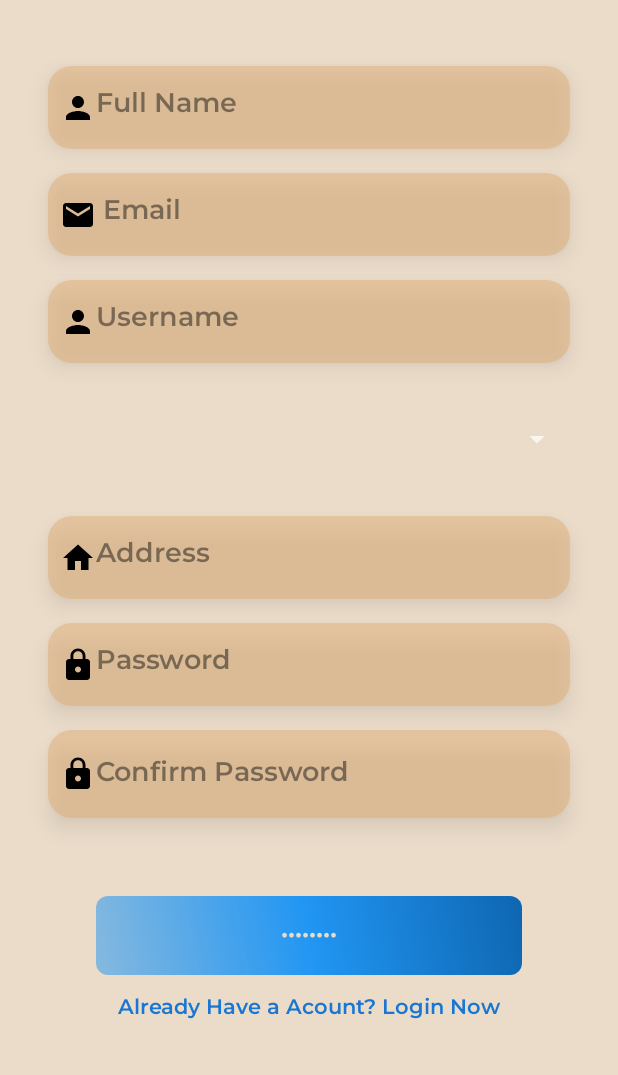
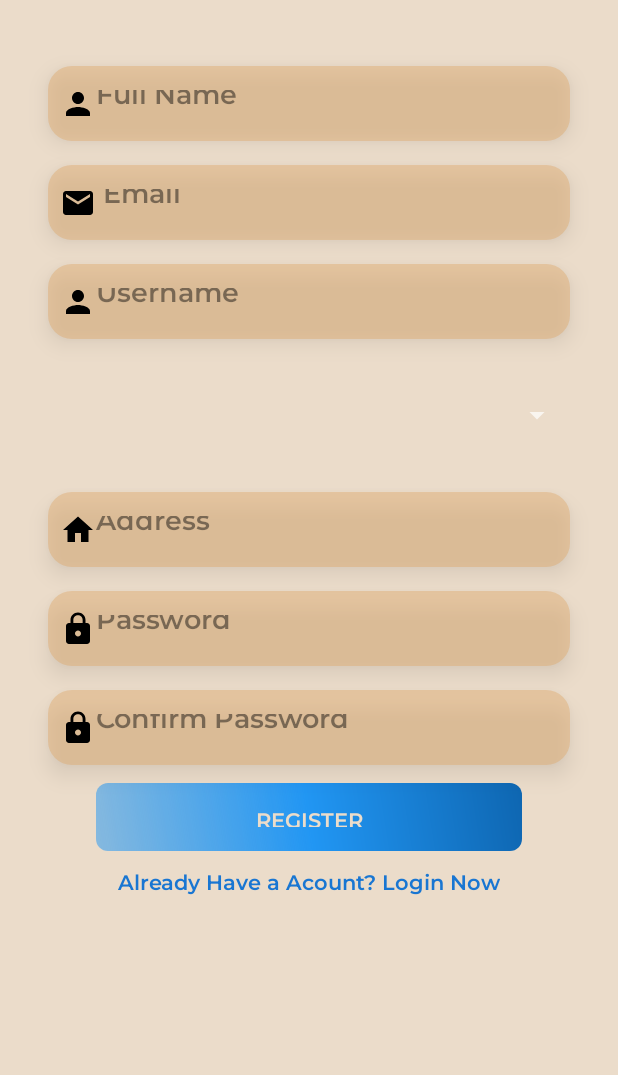
Before and after one commit to aryanmishra29/Gogreen, an Android app: the layout activity_register_screen.xml on its own in the app's theme, with its tools: preview values and no code run, on a phone screen of 412 x 824 dp, the part 161-1236 px from its top. Run offline under Robolectric (Android 15) with nearby library versions, the phone set to English and light mode, and no system bars.

Commit message:
registration updated successfully

```diff
--- a/app/src/main/AndroidManifest.xml
+++ b/app/src/main/AndroidManifest.xml
@@ -62,7 +62,7 @@
             android:name=".Login_Register.LoginScreen"
             android:exported="true" />
         <activity
-            android:name=".RegisterScreen"
+            android:name=".Login_Register.RegisterScreen"
             android:exported="true" />
         <activity
             android:name=".AdminActivity"
--- a/app/src/main/java/com/example/gogreen/Login_Register/LoginScreen.kt
+++ b/app/src/main/java/com/example/gogreen/Login_Register/LoginScreen.kt
@@ -7,7 +7,7 @@ import android.util.Log
 import android.widget.*
 import com.example.gogreen.AdminActivity
 import com.example.gogreen.R
-import com.example.gogreen.RegisterScreen
+import com.example.gogreen.Login_Register.RegisterScreen
 import com.example.gogreen.UsersActivity
 import com.google.firebase.auth.FirebaseAuth
 import com.google.firebase.database.DataSnapshot
--- a/app/src/main/java/com/example/gogreen/Login_Register/RegisterScreen.kt
+++ b/app/src/main/java/com/example/gogreen/Login_Register/RegisterScreen.kt
@@ -13,7 +13,7 @@ import android.widget.Spinner
 import android.widget.Toast
 import androidx.appcompat.app.AppCompatActivity
 import com.example.gogreen.R
-import com.example.gogreen.User_Activity.UsersActivity
+import com.example.gogreen.UsersActivity
 
 
 import com.google.firebase.auth.FirebaseAuth
@@ -72,9 +72,9 @@ class RegisterScreen : AppCompatActivity() {
         usersRef = database.getReference("users")
 
         submitButton.setOnClickListener {
-            val intent = Intent(this@RegisterScreen,UsersActivity::class.java)
-            startActivity(intent)
-            this.finish()
+//            val intent = Intent(this@RegisterScreen,LoginScreen::class.java)
+//            startActivity(intent)
+//            this.finish()
 
             val name = nameEditText.text.toString()
             val email = emailEditText.text.toString()
--- a/app/src/main/res/layout/activity_register_screen.xml
+++ b/app/src/main/res/layout/activity_register_screen.xml
@@ -5,7 +5,7 @@
     android:layout_width="match_parent"
     android:layout_height="match_parent"
     android:background="#ebdcca"
-    tools:context=".RegisterScreen">
+    tools:context=".Login_Register.RegisterScreen">
 
     <TextView
         android:id="@+id/welcomeTextView"
@@ -60,7 +60,7 @@
     <com.google.android.material.textfield.MaterialAutoCompleteTextView
         android:id="@+id/fullNameEditText"
         android:layout_width="0dp"
-        android:layout_height="55dp"
+        android:layout_height="50dp"
         android:layout_marginStart="32dp"
         android:layout_marginTop="44dp"
         android:layout_marginEnd="32dp"
@@ -82,7 +82,7 @@
     <com.google.android.material.textfield.MaterialAutoCompleteTextView
         android:id="@+id/addressEditText"
         android:layout_width="0dp"
-        android:layout_height="55dp"
+        android:layout_height="50dp"
         android:layout_marginStart="32dp"
         android:layout_marginTop="16dp"
         android:layout_marginEnd="32dp"
@@ -106,7 +106,7 @@
     <com.google.android.material.textfield.MaterialAutoCompleteTextView
         android:id="@+id/registerUsernameEditText"
         android:layout_width="0dp"
-        android:layout_height="55dp"
+        android:layout_height="50dp"
         android:layout_marginStart="32dp"
         android:layout_marginTop="16dp"
         android:layout_marginEnd="32dp"
@@ -130,7 +130,7 @@
     <com.google.android.material.textfield.MaterialAutoCompleteTextView
         android:id="@+id/registerEmailEditText"
         android:layout_width="0dp"
-        android:layout_height="55dp"
+        android:layout_height="50dp"
         android:layout_marginStart="32dp"
         android:layout_marginTop="16dp"
         android:layout_marginEnd="32dp"
@@ -157,7 +157,7 @@
     <com.google.android.material.textfield.MaterialAutoCompleteTextView
         android:id="@+id/registerPasswordEditText"
         android:layout_width="0dp"
-        android:layout_height="55dp"
+        android:layout_height="50dp"
         android:layout_marginStart="32dp"
         android:layout_marginTop="16dp"
         android:layout_marginEnd="32dp"
@@ -181,9 +181,9 @@
     <androidx.appcompat.widget.AppCompatButton
         android:id="@+id/registerButton"
         android:layout_width="0dp"
-        android:layout_height="wrap_content"
+        android:layout_height="45dp"
         android:layout_marginStart="64dp"
-        android:layout_marginTop="52dp"
+        android:layout_marginTop="12dp"
         android:layout_marginEnd="64dp"
         android:background="@drawable/gradient_button"
         android:elevation="12dp"
@@ -191,7 +191,6 @@
         android:paddingTop="16dp"
         android:paddingBottom="16dp"
         android:text="Register"
-        android:inputType="textPassword"
         android:textColor="@color/colorSecondary"
         app:layout_constraintEnd_toEndOf="parent"
         app:layout_constraintHorizontal_bias="0.0"
@@ -201,7 +200,7 @@
     <com.google.android.material.textfield.MaterialAutoCompleteTextView
         android:id="@+id/confirmPasswordEditText"
         android:layout_width="0dp"
-        android:layout_height="wrap_content"
+        android:layout_height="50dp"
         android:layout_marginStart="32dp"
         android:layout_marginTop="16dp"
         android:layout_marginEnd="32dp"
```
